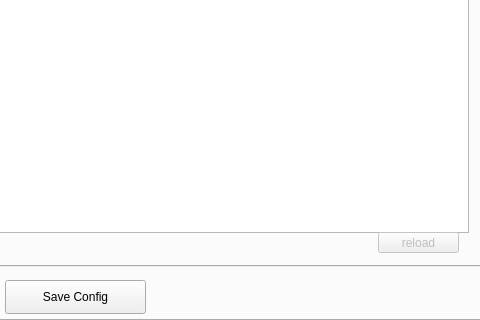
Above: phypidaq/phypi.ui from GuenterQuast/PhyPiDAQ before the change; both pictures show x 225 to 705 and y 270 to 590 of the 705 by 590 pixel window. Below: the same form after it.
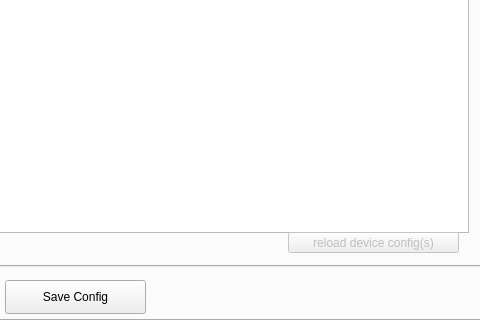
That is the form after the change. The open tabs and pages were chosen to show the change. Icons and pictures are not drawn.

Commit message: clearer tool tip

```diff
--- a/phypidaq/phypi.ui
+++ b/phypidaq/phypi.ui
@@ -390,9 +390,9 @@
         </property>
         <property name="geometry">
          <rect>
-          <x>590</x>
+          <x>500</x>
           <y>440</y>
-          <width>81</width>
+          <width>171</width>
           <height>21</height>
          </rect>
         </property>
@@ -400,7 +400,7 @@
          <string>&lt;html&gt;&lt;head/&gt;&lt;body&gt;&lt;p&gt;accept and reload all dependencies&lt;/p&gt;&lt;/body&gt;&lt;/html&gt;</string>
         </property>
         <property name="text">
-         <string>reload</string>
+         <string>reload device config(s)</string>
         </property>
         <property name="icon">
          <iconset>
```
Left out of the diff: 3 changed lines with no effect on the pictures. The commit also changes 1 other file.
